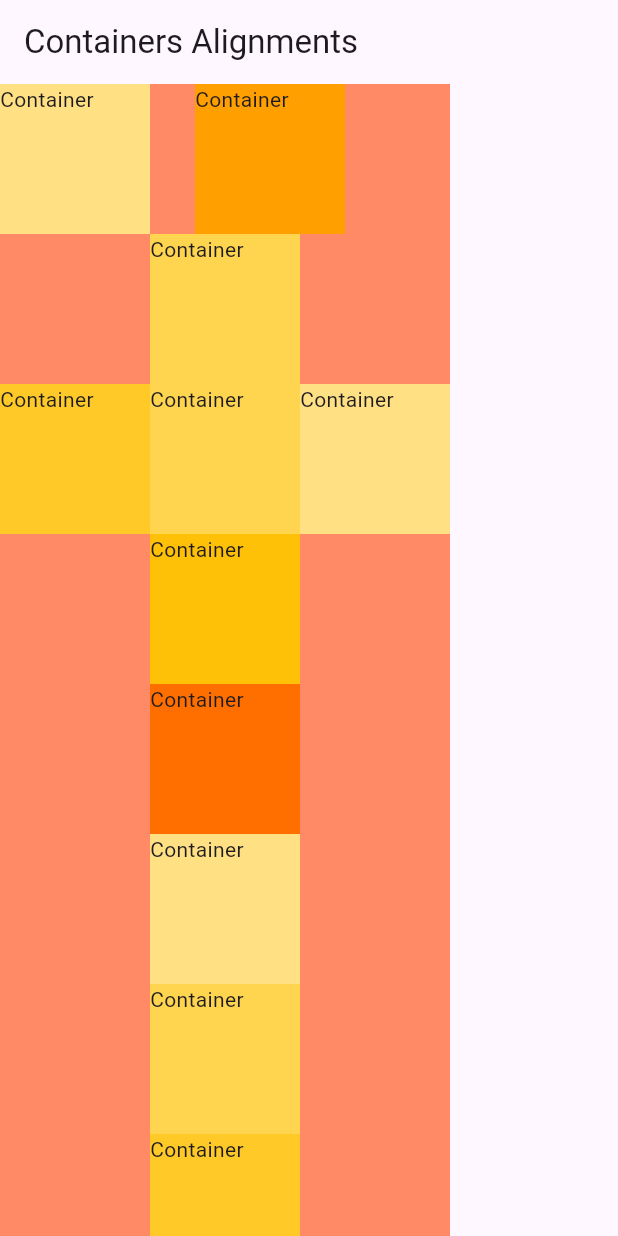
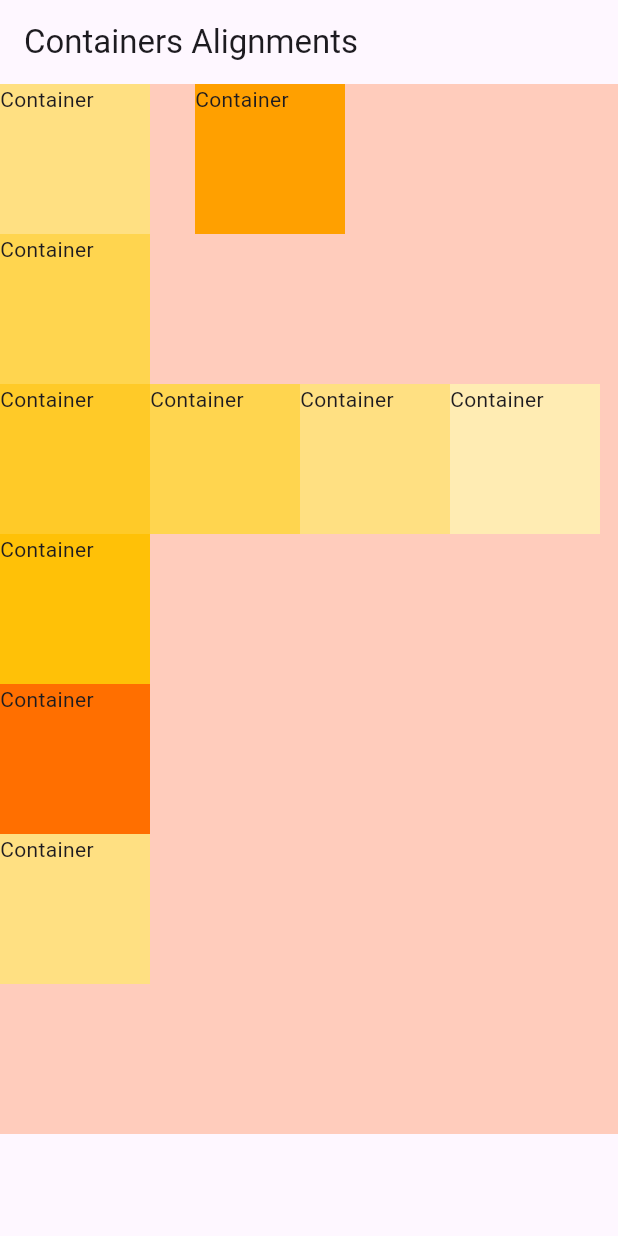
Before and after one commit to meetshaheer/flutter-containers-alignments, a Flutter app: the screen it shows after launch, on a phone screen of 412 x 824 dp. Run offline on Flutter 3.47's test engine with Material 3 defaults, Android fonts, the phone set to English and light mode, and no system bars.

Commit message:
update will column height and other changes

```diff
--- a/containers_alignments/lib/constainers_alignmet.dart
+++ b/containers_alignments/lib/constainers_alignmet.dart
@@ -1,5 +1,3 @@
-import 'dart:ffi';
-
 import 'package:flutter/material.dart';
 
 class constainers_alignmet extends StatelessWidget {
@@ -13,14 +11,15 @@ class constainers_alignmet extends StatelessWidget {
       ),
       body: Container(
         // Container width with columns
-        width: 300,
-        color: Colors.deepOrange[300],
+        height: 700,
+        color: Colors.deepOrange[100],
         child: SingleChildScrollView(
           child: Column(
             // For Columns
             // Main Axis Alignmet works top to bottom
             // Cross Axis Alignment works left to right
-            crossAxisAlignment: CrossAxisAlignment.center,
+            crossAxisAlignment: CrossAxisAlignment.start,
+            mainAxisAlignment: MainAxisAlignment.spaceAround,
             children: [
               Row(
                 children: [
@@ -97,30 +96,6 @@ class constainers_alignmet extends StatelessWidget {
                 color: Colors.amber[200],
                 child: Text("Container"),
               ),
-              Container(
-                width: 100,
-                height: 100,
-                color: Colors.amber[300],
-                child: Text("Container"),
-              ),
-              Container(
-                width: 100,
-                height: 100,
-                color: Colors.amber[400],
-                child: Text("Container"),
-              ),
-              Container(
-                width: 100,
-                height: 100,
-                color: Colors.amber[500],
-                child: Text("Container"),
-              ),
-              Container(
-                width: 100,
-                height: 100,
-                color: Colors.amber[900],
-                child: Text("Container"),
-              ),
             ],
           ),
         ),
```
